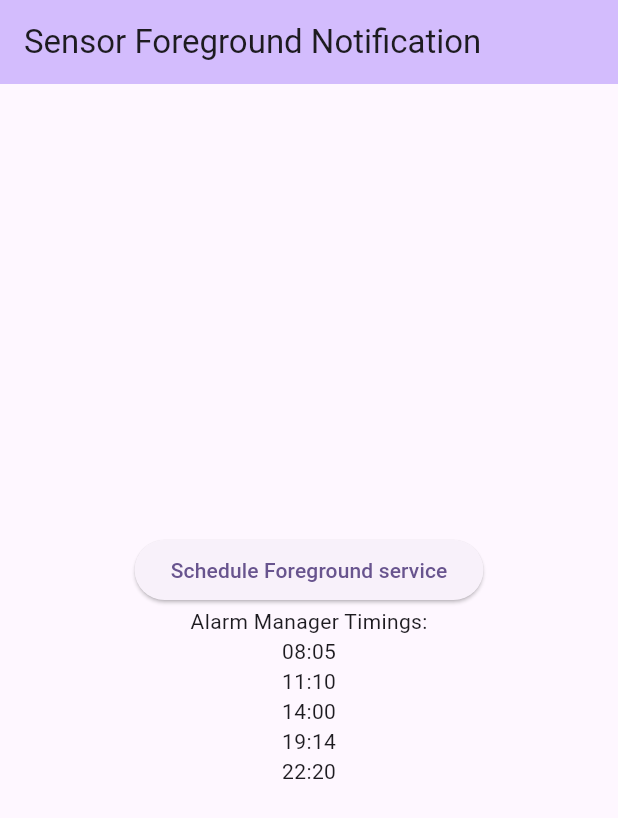
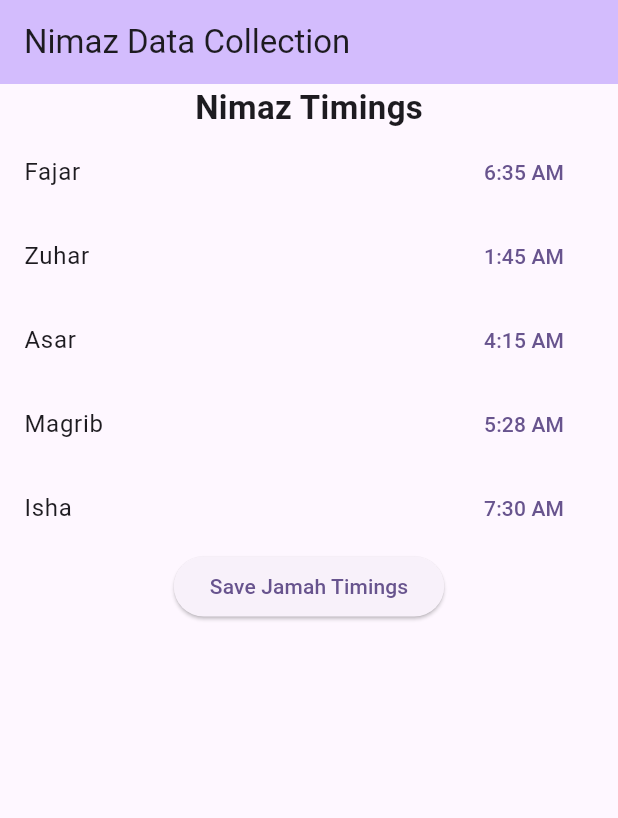
Before and after one commit to Holy-Warrior/auto-silent-gathering, a Flutter app: the screen it shows after launch, on a phone screen of 412 x 824 dp. Shown: the top 818 px of the screen. Run offline on Flutter 3.47's test engine with Material 3 defaults, Android fonts, the phone set to English and light mode, and no system bars; our stand-ins replace sensors_plus, shared_preferences, sqflite; missing offline and left inert: android_alarm_manager_plus, flutter_foreground_task; accounts and stored records are empty.

Commit message:
Add Nimaz timings management and update app title

```diff
--- a/lib/main.dart
+++ b/lib/main.dart
@@ -16,11 +16,9 @@ class MyApp extends StatelessWidget {
   @override
   Widget build(BuildContext context) {
     return MaterialApp(
-      title: 'Sensor Foreground',
-      theme: ThemeData(
-        colorScheme: .fromSeed(seedColor: Colors.deepPurple),
-      ),
-      home: const MyHomePage(title: 'Sensor Foreground Notification'),
+      title: 'Nimaz Data Collection',
+      theme: ThemeData(colorScheme: .fromSeed(seedColor: Colors.deepPurple)),
+      home: const MyHomePage(title: 'Nimaz Data Collection'),
     );
   }
 }
@@ -34,19 +32,39 @@ class MyHomePage extends StatefulWidget {
 }
 
 class _MyHomePageState extends State<MyHomePage> {
-  List<List<int>>? timings;
+  final List<String> _labels = ['Fajar', 'Zuhar', 'Asar', 'Magrib', 'Isha'];
+  late Future<List<TimeOfDay>> _timingsFuture;
+  List<TimeOfDay> _displayTimes = [];
 
   @override
   void initState() {
     super.initState();
-    _loadTimings();
+    _timingsFuture = _loadTimings();
+    askForegroundTaskPermissions().then((onValue){scheduleDailyForegroundRuns();});
   }
 
-  Future<void> _loadTimings() async {
-    final loadedTimings = await MyAlarmManagerData.dailyTimings();
-    setState(() {
-      timings = loadedTimings;
-    });
+  Future<List<TimeOfDay>> _loadTimings() async {
+    final loaded = await MyAlarmManagerData.dailyTimings();
+    return loaded.map(_toDisplayTime).toList();
+  }
+
+  TimeOfDay _toDisplayTime(List<int> stored) {
+    final dt = DateTime(0, 1, 1, stored[0], stored[1]).add(const Duration(minutes: 15));
+    return TimeOfDay(hour: dt.hour, minute: dt.minute);
+  }
+
+  List<int> _toStoredTime(TimeOfDay picked) {
+    final dt = DateTime(0, 1, 1, picked.hour, picked.minute).subtract(const Duration(minutes: 15));
+    return [dt.hour, dt.minute];
+  }
+
+  void saveNewTimeFromFormAndScheduleAlarams() async {
+    final storedTimes = _displayTimes.map(_toStoredTime).toList();
+
+    await MyAlarmManagerData.dailyTimingsModify(storedTimes);
+
+    await askForegroundTaskPermissions();
+    await scheduleDailyForegroundRuns();
   }
 
   @override
@@ -56,27 +74,92 @@ Widget build(BuildContext context) {
         backgroundColor: Theme.of(context).colorScheme.inversePrimary,
         title: Text(widget.title),
       ),
-    body: Center(
-      child: timings == null
-          ? const CircularProgressIndicator()
-          : Column(
-              mainAxisAlignment: MainAxisAlignment.center,
+
+      body: FutureBuilder<List<TimeOfDay>>(
+        future: _timingsFuture,
+        builder: (context, snapshot) {
+          if (snapshot.connectionState == ConnectionState.waiting) {
+            return const Center(child: CircularProgressIndicator());
+          }
+
+          if (snapshot.hasError) {
+            return Center(
+              child: Text('Error loading timings: ${snapshot.error}'),
+            );
+          }
+
+          // Data is ready
+          _displayTimes = snapshot.data!;
+
+          return Column(
             children: [
+              const Text(
+                'Nimaz Timings',
+                style: TextStyle(fontSize: 22, fontWeight: FontWeight.bold),
+              ),
+
+              NimazTimingsForm(
+                labels: _labels,
+                times: _displayTimes,
+                onTimePicked: (index, newTime) {
+                  setState(() {
+                    _displayTimes[index] = newTime;
+                  });
+                },
+              ),
+
               ElevatedButton(
-                  onPressed: () async {
-                    await askForegroundTaskPermissions();
-                    await scheduleDailyForegroundRuns();
-                  },
-                  child: const Text('Schedule Foreground service'),
-                ),
-                const Text('Alarm Manager Timings:'),
-                for (final t in timings!)
-                  Text(
-                    '${t[0].toString().padLeft(2, '0')}:${t[1].toString().padLeft(2, '0')}',
+                onPressed: saveNewTimeFromFormAndScheduleAlarams,
+                child: const Text('Save Jamah Timings'),
               ),
             ],
-            ),
+          );
+        },
       ),
     );
   }
 }
+
+class NimazTimingsForm extends StatelessWidget {
+  final List<String> labels;
+  final List<TimeOfDay> times;
+  final void Function(int index, TimeOfDay newTime) onTimePicked;
+
+  const NimazTimingsForm({
+    super.key,
+    required this.labels,
+    required this.times,
+    required this.onTimePicked,
+  });
+
+  @override
+  Widget build(BuildContext context) {
+    return Column(
+      children: List.generate(labels.length, (i) {
+        return ListTile(
+          title: Text(labels[i]),
+          trailing: TextButton(
+            child: Text(_format12h(times[i])),
+            onPressed: () async {
+              final picked = await showTimePicker(
+                context: context,
+                initialTime: times[i],
+              );
+
+              if (picked != null) {
+                onTimePicked(i, picked);
+              }
+            },
+          ),
+        );
+      }),
+    );
+  }
+
+  String _format12h(TimeOfDay time) {
+    final hour = time.hourOfPeriod == 0 ? 12 : time.hourOfPeriod;
+    final minute = time.minute.toString().padLeft(2, '0');
+    final period = time.period == DayPeriod.am ? 'AM' : 'PM';
+    return '$hour:$minute $period';
+  }
+}
--- a/lib/my_alarm_manager_timings.dart
+++ b/lib/my_alarm_manager_timings.dart
@@ -6,30 +6,30 @@ class MyAlarmManagerData {
   // Varibales
   static int alarmBaseId = 1000;
   static const List<List<int>> _defaultTimings = [
-    [8, 5], // [hour, minute]
-    [11, 10],
-    [14, 0],
-    [19, 14],
-    [22, 20],
+    [6, 20], // [hour, minute]
+    [1, 30],
+    [4, 0],
+    [5, 13],
+    [7, 15],
   ];
   static const String _key = 'daily_timings';
 
-  static Future<List<List<int>>> dailyTimings() async { return _defaultTimings;}
-  // static Future<List<List<int>>> dailyTimings() async {
-  //   final prefs = SharedPreferencesAsync();
+  // static Future<List<List<int>>> dailyTimings() async { return _defaultTimings;}
+  static Future<List<List<int>>> dailyTimings() async {
+    final prefs = SharedPreferencesAsync();
 
-  //   // fetching values
-  //   final jsonString = await prefs.getString(_key);
-  //   if (jsonString == null) { // if not found, saving and returning defaults
-  //     await prefs.setString(_key, jsonEncode(_defaultTimings));
-  //     return _defaultTimings;
-  //   }
-  //   // if found, returning found
-  //   final decoded = jsonDecode(jsonString) as List;
-  //   return decoded
-  //       .map((e) => List<int>.from(e))
-  //       .toList();
-  // }
+    // fetching values
+    final jsonString = await prefs.getString(_key);
+    if (jsonString == null) { // if not found, saving and returning defaults
+      await prefs.setString(_key, jsonEncode(_defaultTimings));
+      return _defaultTimings;
+    }
+    // if found, returning found
+    final decoded = jsonDecode(jsonString) as List;
+    return decoded
+        .map((e) => List<int>.from(e))
+        .toList();
+  }
 
   static Future<void> dailyTimingsModify
   (List<List<int>> newTimings) async {
```
Also changed, not shown: lib/my_foreground_tasks.dart (+70 -1 lines). Lines whose indentation alone changed are shown as unchanged.
